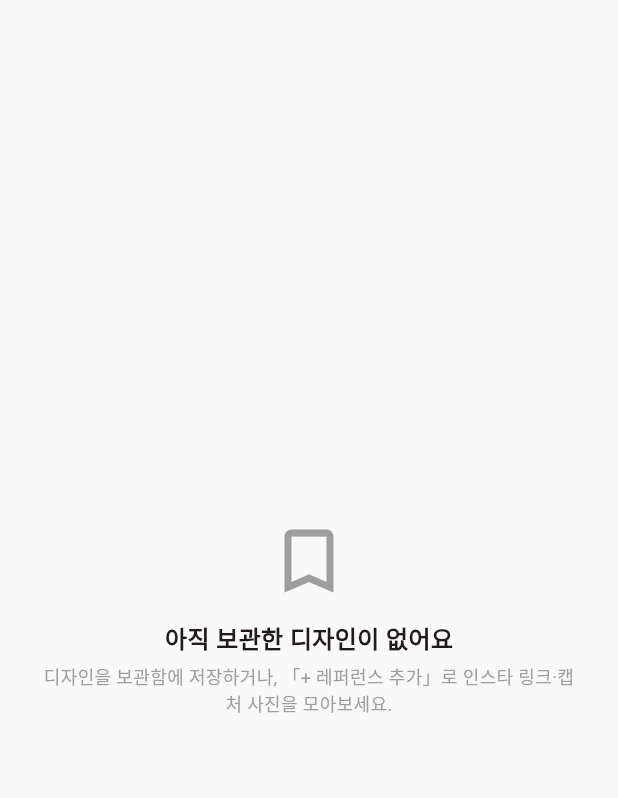
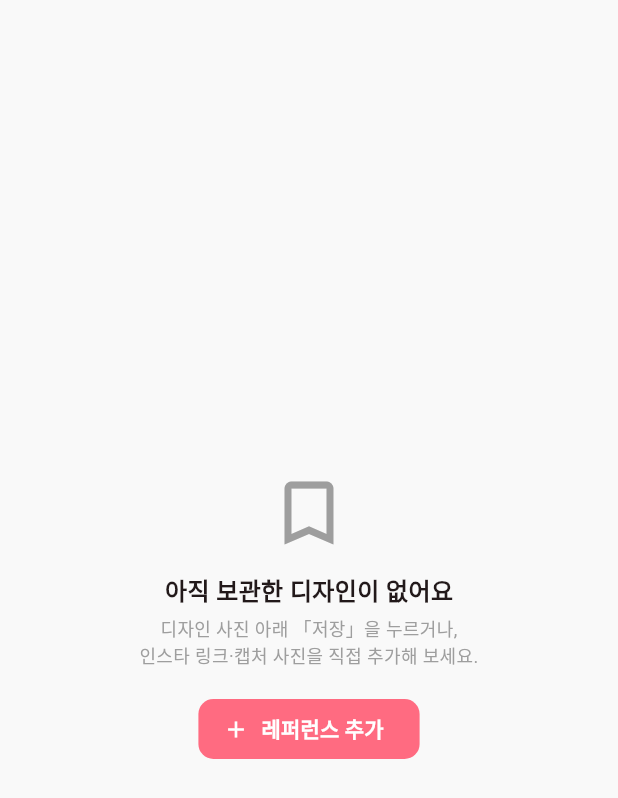
Before and after one commit to yeonland/portfolio, a Flutter app: the ReferenceBoardScreen widget shown alone on an empty page, opened directly with empty values, on a phone screen of 412 x 824 dp. Shown: the top 798 px of the screen. Run offline on Flutter 3.47's test engine with Material 3 defaults, Android fonts, the phone set to English and light mode, and no system bars; our stand-ins replace flutter_map, image_picker, latlong2, shared_preferences; accounts and stored records are empty; network calls fail.

Commit message:
핀잇: 디자인 카드에 저장 버튼, 보관함 레퍼런스 추가 버튼 위치 개선
- 디자인 사진 아래에 보관함 저장/저장됨 토글 버튼 추가
- 보관함 레퍼런스 추가를 하단 플로팅 버튼 대신 제목 옆·빈 화면 가운데 버튼으로 이동

Co-Authored-By: Claude Opus 5.5 <noreply@anthropic.com>

```diff
--- a/pinit_app/lib/reference_board_screen.dart
+++ b/pinit_app/lib/reference_board_screen.dart
@@ -4,6 +4,7 @@ import 'design_detail_sheet.dart';
 import 'favorites.dart';
 import 'my_reference.dart';
 import 'pinit_colors.dart';
+import 'reference_add_screen.dart';
 
 // ---------------------------------------------------------------------------
 // 🔖 보관함(레퍼런스 보드) - 저장한 디자인을 카테고리(키워드)별로 모아보기 (하단 탭)
@@ -40,24 +41,26 @@ class ReferenceBoardScreen extends StatelessWidget {
       builder: (context, _) {
         final items = favorites.items;
         if (items.isEmpty) {
-          return const Center(
+          return Center(
             child: Padding(
-              padding: EdgeInsets.all(24),
+              padding: const EdgeInsets.all(24),
               child: Column(
                 mainAxisSize: MainAxisSize.min,
                 children: [
-                  Icon(Icons.bookmark_border, size: 56, color: Colors.grey),
-                  SizedBox(height: 12),
-                  Text(
+                  const Icon(Icons.bookmark_border, size: 56, color: Colors.grey),
+                  const SizedBox(height: 12),
+                  const Text(
                     '아직 보관한 디자인이 없어요',
                     style: TextStyle(fontSize: 16, fontWeight: FontWeight.bold),
                   ),
-                  SizedBox(height: 4),
-                  Text(
-                    '디자인을 보관함에 저장하거나, 「+ 레퍼런스 추가」로 인스타 링크·캡처 사진을 모아보세요.',
+                  const SizedBox(height: 4),
+                  const Text(
+                    '디자인 사진 아래 「저장」을 누르거나,\n인스타 링크·캡처 사진을 직접 추가해 보세요.',
                     textAlign: TextAlign.center,
                     style: TextStyle(fontSize: 12, color: Colors.grey),
                   ),
+                  const SizedBox(height: 16),
+                  _buildAddButton(context),
                 ],
               ),
             ),
@@ -73,6 +76,12 @@ class ReferenceBoardScreen extends StatelessWidget {
         return ListView(
           padding: const EdgeInsets.fromLTRB(16, 12, 16, 24),
           children: [
+            Row(
+              children: [
+                Expanded(
+                  child: Column(
+                    crossAxisAlignment: CrossAxisAlignment.start,
+                    children: [
                       const Text(
                         '보관함',
                         style: TextStyle(fontSize: 20, fontWeight: FontWeight.w800),
@@ -81,6 +90,12 @@ class ReferenceBoardScreen extends StatelessWidget {
                       Text(
                         '샵에 보여줄 레퍼런스 ${items.length}개',
                         style: const TextStyle(fontSize: 12, color: Colors.grey),
+                      ),
+                    ],
+                  ),
+                ),
+                _buildAddButton(context),
+              ],
             ),
             for (final entry in groups.entries) ...[
               Padding(
@@ -108,6 +123,20 @@ class ReferenceBoardScreen extends StatelessWidget {
           ],
         );
       },
+    );
+  }
+
+  // 인스타 링크·캡처 사진을 직접 추가
+  Widget _buildAddButton(BuildContext context) {
+    return FilledButton.icon(
+      style: FilledButton.styleFrom(
+        backgroundColor: pinitAccent,
+        foregroundColor: Colors.white,
+        shape: RoundedRectangleBorder(borderRadius: BorderRadius.circular(10)),
+      ),
+      icon: const Icon(Icons.add, size: 18),
+      label: const Text('레퍼런스 추가', style: TextStyle(fontWeight: FontWeight.bold)),
+      onPressed: () => openReferenceAddScreen(context, favorites),
     );
   }
 
```
Also changed, not shown: pinit_app/lib/main.dart (+38 -15 lines). Lines whose indentation alone changed are shown as unchanged.
